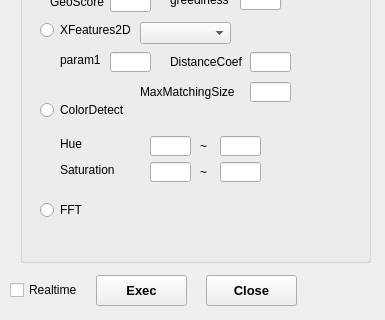
Old version of the form qroisimulator/app/dialogapplication.ui in the repository JonglockYoon/QT-qroilib; both pictures show x 0 to 385 and y 178 to 498 of the 385 by 498 pixel window.
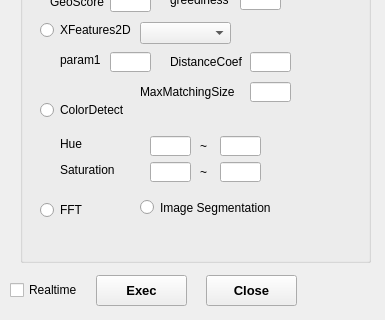
New version of the form.

What changed in the file:
```diff
--- a/qroisimulator/app/dialogapplication.ui
+++ b/qroisimulator/app/dialogapplication.ui
@@ -374,6 +374,19 @@
      <string>FFT</string>
     </property>
    </widget>
+   <widget class="QRadioButton" name="radioButtonImgSeg">
+    <property name="geometry">
+     <rect>
+      <x>120</x>
+      <y>295</y>
+      <width>201</width>
+      <height>21</height>
+     </rect>
+    </property>
+    <property name="text">
+     <string>Image Segmentation</string>
+    </property>
+   </widget>
   </widget>
   <widget class="QLabel" name="label_7">
    <property name="geometry">
```
Left out of the diff: 6 changed lines with no effect on the pictures.
